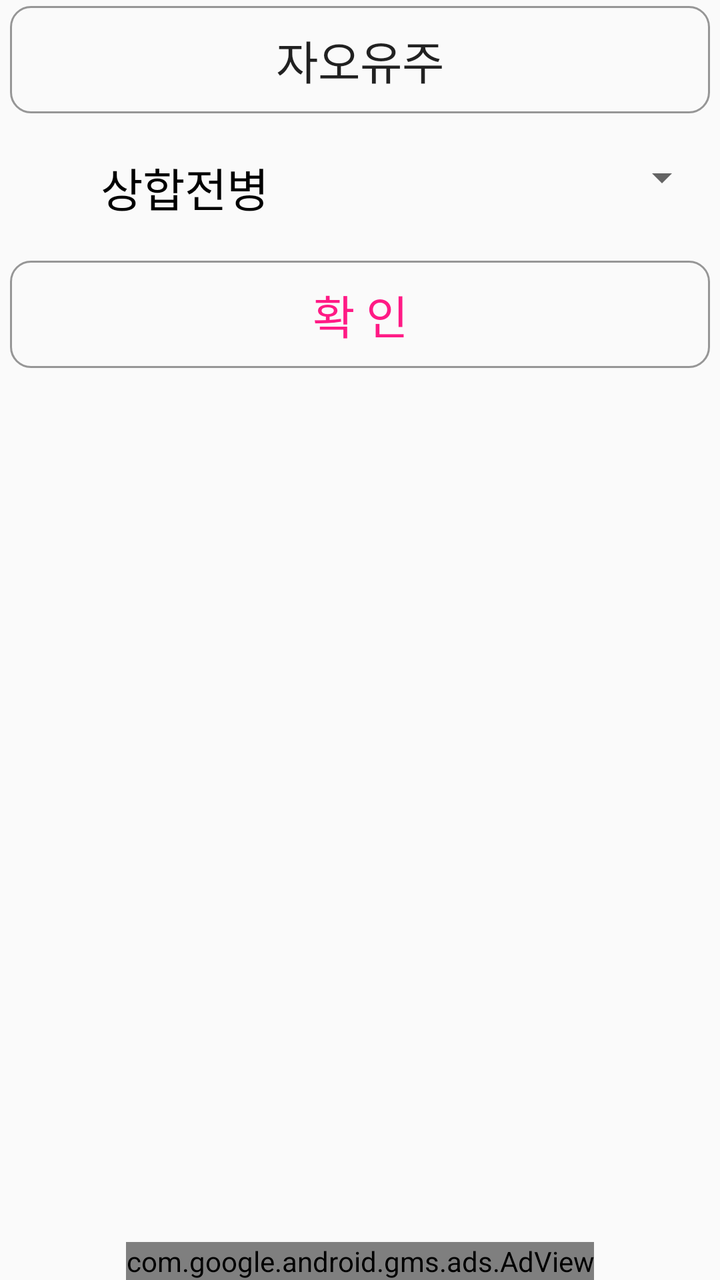
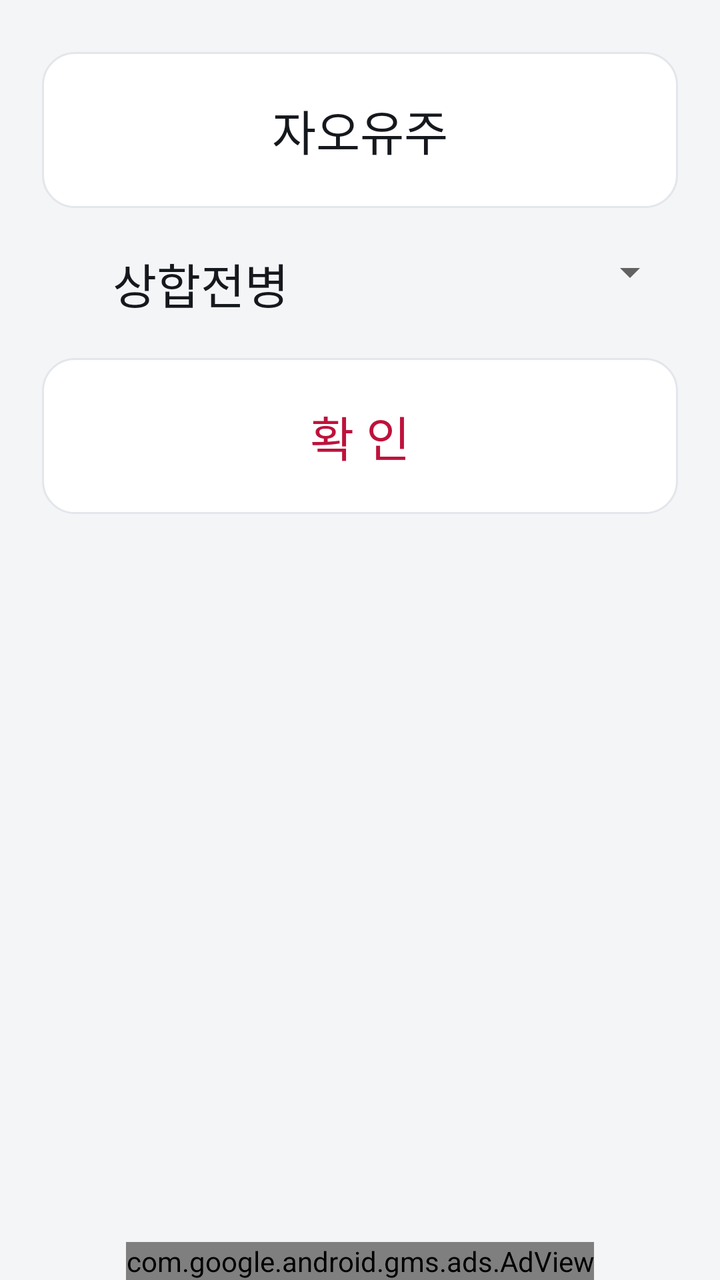

An Android layout rendered at two revisions. The XML below is the earlier revision; the diff shows what the commit changed to produce the second picture.
<!-- AndroidManifest.xml: application theme AppTheme -->
<!-- res/layout/activity_sanghap_quiz.xml -->
<?xml version="1.0" encoding="utf-8"?>
<RelativeLayout xmlns:android="http://schemas.android.com/apk/res/android"
    xmlns:tools="http://schemas.android.com/tools"
    xmlns:ads="http://schemas.android.com/apk/res-auto"
    android:layout_width="match_parent"
    android:layout_height="match_parent"
    tools:context="com.sujichim.jasanjao2.quiz.SanghapQuiz">

    <com.google.android.gms.ads.AdView
        android:id="@+id/adView"
        android:layout_width="wrap_content"
        android:layout_height="wrap_content"
        android:layout_centerHorizontal="true"
        android:layout_alignParentBottom="true"
        ads:adSize="BANNER"
        ads:adUnitId="@string/banner_ad_unit_id" />

    <Button
        android:id="@+id/button_sanghap"
        android:layout_width="fill_parent"
        android:layout_height="wrap_content"
        android:layout_alignParentTop="true"
        android:layout_centerHorizontal="true"
        android:layout_marginLeft="5dp"
        android:layout_marginRight="5dp"
        android:layout_marginTop="3dp"
        android:background="@drawable/button_test"
        android:text="자오유주"
        android:textSize="23dp" />


    <LinearLayout
        android:id="@+id/linearLayout"
        android:layout_width="match_parent"
        android:layout_height="wrap_content"
        android:layout_below="@+id/button_sanghap"
        android:layout_centerHorizontal="true"
        android:layout_marginLeft="5dp"
        android:layout_marginRight="5dp"
        android:layout_marginTop="20dp"
        android:orientation="horizontal">


        <TextView
            android:id="@+id/textView"
            android:layout_width="match_parent"
            android:layout_height="wrap_content"
            android:layout_weight="1"
            android:gravity="center"
            android:text="상합전병"
            android:textColor="#000000"
            android:textSize="23dp" />

        <Spinner
            android:id="@+id/spinner1"
            android:layout_marginLeft="5dp"
            android:layout_width="match_parent"
            android:layout_height="wrap_content"
            android:layout_weight="1" />

    </LinearLayout>

    <Button
        android:id="@+id/button_input"
        android:layout_width="fill_parent"
        android:layout_height="wrap_content"
        android:layout_below="@+id/linearLayout"
        android:layout_centerHorizontal="true"
        android:layout_marginLeft="5dp"
        android:layout_marginRight="5dp"
        android:layout_marginTop="20dp"
        android:background="@drawable/button_test"
        android:text="확 인"
        android:textColor="#FF1A85"
        android:textSize="23dp" />

</RelativeLayout>
<!-- resources referenced by this layout -->
<resources>
  <!-- drawable button_test (drawable) -->
  <?xml version="1.0" encoding="utf-8"?>
  <selector xmlns:android="http://schemas.android.com/apk/res/android">
    <item android:state_pressed="true" >
      <shape>
        <solid
            android:color="#E2E2E2" />
        <stroke
            android:width="1dp"
            android:color="#969696" />
        <padding
            android:left="10dp"
            android:top="10dp"
            android:right="10dp"
            android:bottom="10dp" />
        <corners android:radius="10dp" />  
      </shape>
    </item>
    <item>
      <shape>
        <solid
            android:startColor="#000000" />
        <stroke
            android:width="1dp"
            android:color="#969696" />
        <padding
            android:left="10dp"
            android:top="10dp"
            android:right="10dp"
            android:bottom="10dp" />
        <corners android:radius="10dp" />  
      </shape>
    </item>
  </selector>
  <string name="banner_ad_unit_id">ca-app-pub-1253642133922353/2152469025</string>
  <style name="AppTheme" parent="AppBaseTheme">
          
      </style>
  <style name="AppBaseTheme" parent="Theme.AppCompat.Light">
          
      </style>
</resources>

<!-- the commit's change to res/layout/activity_sanghap_quiz.xml (unified diff, before → after) -->
@@ -2,6 +2,9 @@
 <RelativeLayout xmlns:android="http://schemas.android.com/apk/res/android"
     xmlns:tools="http://schemas.android.com/tools"
     xmlns:ads="http://schemas.android.com/apk/res-auto"
+    android:paddingLeft="16dp"
+    android:paddingRight="16dp"
+    android:paddingTop="14dp"
     android:layout_width="match_parent"
     android:layout_height="match_parent"
     tools:context="com.sujichim.jasanjao2.quiz.SanghapQuiz">
@@ -23,10 +26,10 @@
         android:layout_centerHorizontal="true"
         android:layout_marginLeft="5dp"
         android:layout_marginRight="5dp"
-        android:layout_marginTop="3dp"
+        android:layout_marginTop="12dp"
         android:background="@drawable/button_test"
         android:text="자오유주"
-        android:textSize="23dp" />
+        android:textSize="24sp" />
 
 
     <LinearLayout
@@ -48,8 +51,8 @@
             android:layout_weight="1"
             android:gravity="center"
             android:text="상합전병"
-            android:textColor="#000000"
-            android:textSize="23dp" />
+            android:textColor="@color/text_primary"
+            android:textSize="24sp" />
 
         <Spinner
             android:id="@+id/spinner1"
@@ -71,7 +74,7 @@
         android:layout_marginTop="20dp"
         android:background="@drawable/button_test"
         android:text="확 인"
-        android:textColor="#FF1A85"
-        android:textSize="23dp" />
+        android:textColor="#BE123C"
+        android:textSize="24sp" />
 
 </RelativeLayout>
<!-- resource entries referenced after the edit -->
@@ -1,45 +1,65 @@
 <!-- resources referenced by this layout -->
 <resources>
+  <color name="text_primary">#15181C</color>
   <!-- drawable button_test (drawable) -->
   <?xml version="1.0" encoding="utf-8"?>
   <selector xmlns:android="http://schemas.android.com/apk/res/android">
-    <item android:state_pressed="true" >
-      <shape>
-        <solid
-            android:color="#E2E2E2" />
-        <stroke
-            android:width="1dp"
-            android:color="#969696" />
-        <padding
-            android:left="10dp"
-            android:top="10dp"
-            android:right="10dp"
-            android:bottom="10dp" />
-        <corners android:radius="10dp" />  
-      </shape>
-    </item>
-    <item>
-      <shape>
-        <solid
-            android:startColor="#000000" />
-        <stroke
-            android:width="1dp"
-            android:color="#969696" />
-        <padding
-            android:left="10dp"
-            android:top="10dp"
-            android:right="10dp"
-            android:bottom="10dp" />
-        <corners android:radius="10dp" />  
-      </shape>
-    </item>
+      <item android:state_pressed="true">
+          <shape android:shape="rectangle">
+              <solid android:color="@color/accent_soft" />
+              <stroke
+                  android:width="1dp"
+                  android:color="@color/accent" />
+              <padding
+                  android:left="12dp"
+                  android:top="12dp"
+                  android:right="12dp"
+                  android:bottom="12dp" />
+              <corners android:radius="16dp" />
+          </shape>
+      </item>
+      <item>
+          <shape android:shape="rectangle">
+              <solid android:color="@color/surface" />
+              <stroke
+                  android:width="1dp"
+                  android:color="@color/outline" />
+              <padding
+                  android:left="12dp"
+                  android:top="12dp"
+                  android:right="12dp"
+                  android:bottom="12dp" />
+              <corners android:radius="16dp" />
+          </shape>
+      </item>
   </selector>
   <string name="banner_ad_unit_id">ca-app-pub-1253642133922353/2152469025</string>
   <style name="AppTheme" parent="AppBaseTheme">
+          <item name="colorPrimary">@color/bar</item>
+          <item name="colorPrimaryDark">@color/bar_dark</item>
+          <item name="colorAccent">@color/accent</item>
+          <item name="android:windowBackground">@color/bg</item>
+          <item name="android:buttonStyle">@style/AppButton</item>
+      </style>
+  <color name="accent_soft">#E7F1EC</color>
+  <color name="accent">#1F6E43</color>
+  <color name="surface">#FFFFFF</color>
+  <color name="outline">#E3E6EA</color>
+  <style name="AppBaseTheme" parent="Theme.MaterialComponents.Light.Bridge">
           
       </style>
-  <style name="AppBaseTheme" parent="Theme.AppCompat.Light">
-          
+  <color name="bar">#14171A</color>
+  <color name="bar_dark">#0B0D0F</color>
+  <color name="bg">#F4F5F7</color>
+  <style name="AppButton" parent="Widget.AppCompat.Button">
+          <item name="android:background">@drawable/button_test</item>
+          <item name="android:textColor">@color/text_primary</item>
+          <item name="android:textSize">24sp</item>
+          <item name="android:fontFamily">sans-serif-medium</item>
+          <item name="android:textAllCaps">false</item>
+          <item name="android:minHeight">78dp</item>
+          <item name="android:stateListAnimator">@null</item>
+          <item name="android:elevation">0dp</item>
       </style>
 </resources>
 
